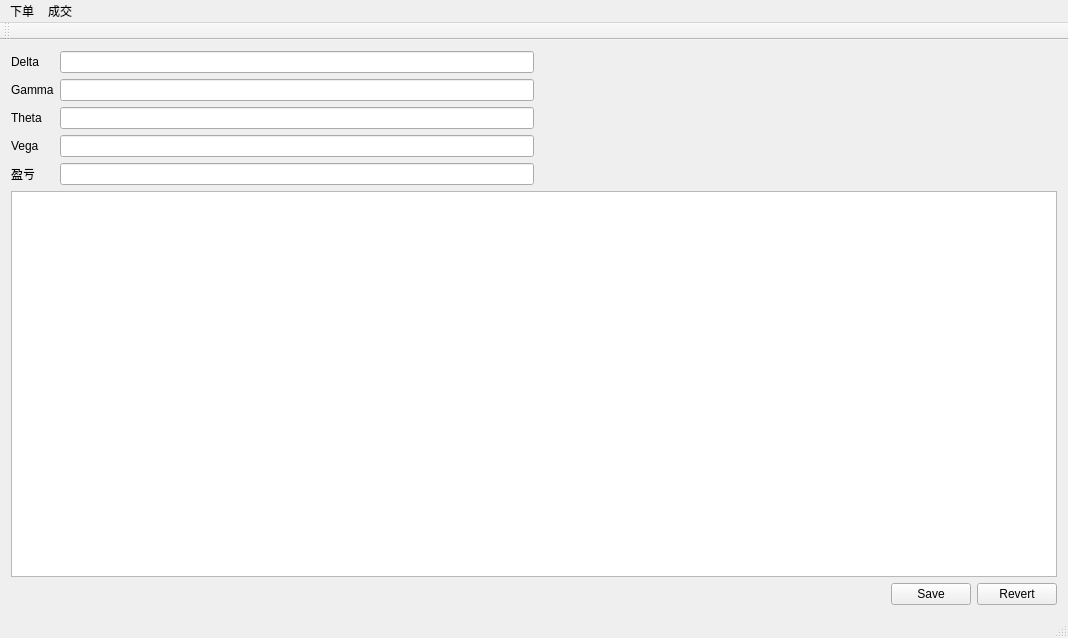
Qt form mainwindow.ui (Dalizi/option_calculator) before a commit.
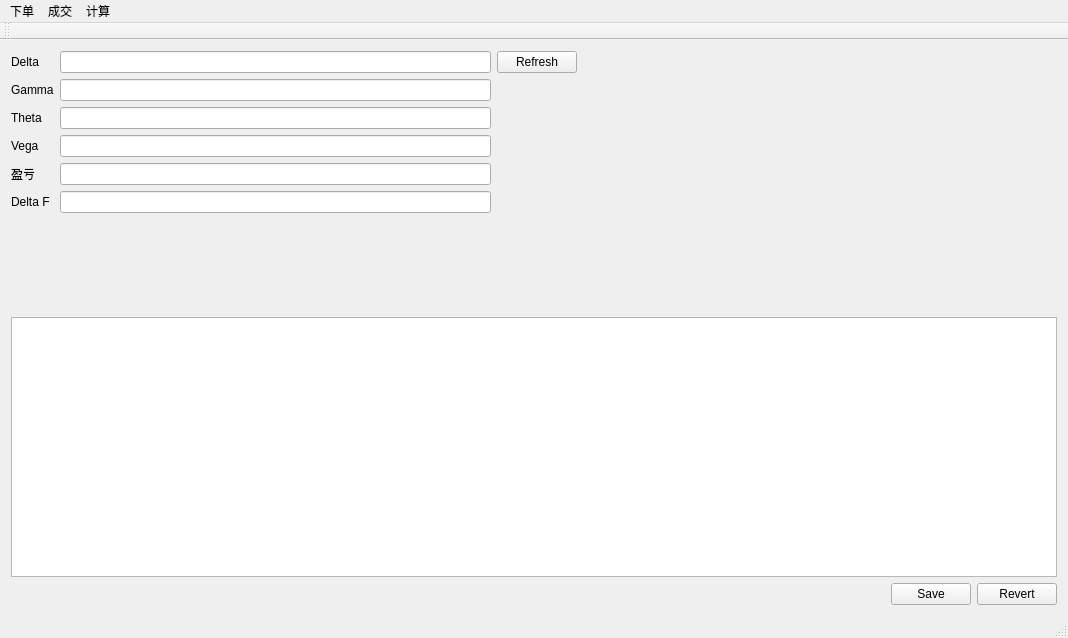
The same form after that commit.

Commit message: Complete calc server comm.

```diff
--- a/mainwindow.ui
+++ b/mainwindow.ui
@@ -94,6 +94,40 @@
           </property>
          </widget>
         </item>
+        <item row="5" column="0">
+         <widget class="QLabel" name="deltaFLabel">
+          <property name="text">
+           <string>Delta F</string>
+          </property>
+         </widget>
+        </item>
+        <item row="5" column="1">
+         <widget class="QLineEdit" name="deltaFLineEdit"/>
+        </item>
+       </layout>
+      </item>
+      <item>
+       <layout class="QVBoxLayout" name="verticalLayout_2">
+        <item>
+         <widget class="QPushButton" name="refreshPushButton">
+          <property name="text">
+           <string>Refresh</string>
+          </property>
+         </widget>
+        </item>
+        <item>
+         <spacer name="verticalSpacer">
+          <property name="orientation">
+           <enum>Qt::Vertical</enum>
+          </property>
+          <property name="sizeHint" stdset="0">
+           <size>
+            <width>20</width>
+            <height>40</height>
+           </size>
+          </property>
+         </spacer>
+        </item>
        </layout>
       </item>
       <item>
@@ -190,8 +224,20 @@
     </property>
     <addaction name="transactionQueryAction"/>
    </widget>
+   <widget class="QMenu" name="calcMenu">
+    <property name="font">
+     <font>
+      <family>WenQuanYi Micro Hei</family>
+     </font>
+    </property>
+    <property name="title">
+     <string>计算</string>
+    </property>
+    <addaction name="optionPricingAction"/>
+   </widget>
    <addaction name="orderPlaceMenu"/>
    <addaction name="transactionMenu"/>
+   <addaction name="calcMenu"/>
   </widget>
   <widget class="QToolBar" name="mainToolBar">
    <attribute name="toolBarArea">
```
Left out of the diff: 10 changed lines with no effect on the pictures. The commit also changes 2 other files.
